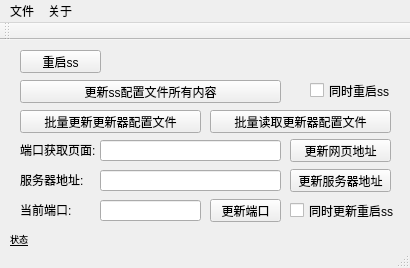
Qt form mainwindow.ui (ZjzMisaka/ssConfigChanger) before a commit.
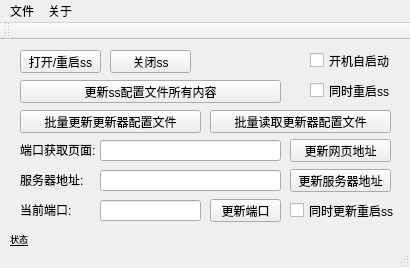
The same form after that commit.

Diff of the .ui file:
```diff
--- a/mainwindow.ui
+++ b/mainwindow.ui
@@ -37,7 +37,7 @@
      </rect>
     </property>
     <property name="text">
-     <string>重启ss</string>
+     <string>打开/重启ss</string>
     </property>
    </widget>
    <widget class="QPushButton" name="pb_writefile">
@@ -235,6 +235,32 @@
      <string>同时更新重启ss</string>
     </property>
    </widget>
+   <widget class="QPushButton" name="pb_close">
+    <property name="geometry">
+     <rect>
+      <x>110</x>
+      <y>10</y>
+      <width>81</width>
+      <height>23</height>
+     </rect>
+    </property>
+    <property name="text">
+     <string>关闭ss</string>
+    </property>
+   </widget>
+   <widget class="QCheckBox" name="checkBox_autostart">
+    <property name="geometry">
+     <rect>
+      <x>310</x>
+      <y>10</y>
+      <width>81</width>
+      <height>21</height>
+     </rect>
+    </property>
+    <property name="text">
+     <string>开机自启动</string>
+    </property>
+   </widget>
    <zorder>label_status</zorder>
    <zorder>pb_getport</zorder>
    <zorder>pb_restart</zorder>
```
Left out of the diff: 6 changed lines with no effect on the pictures.
